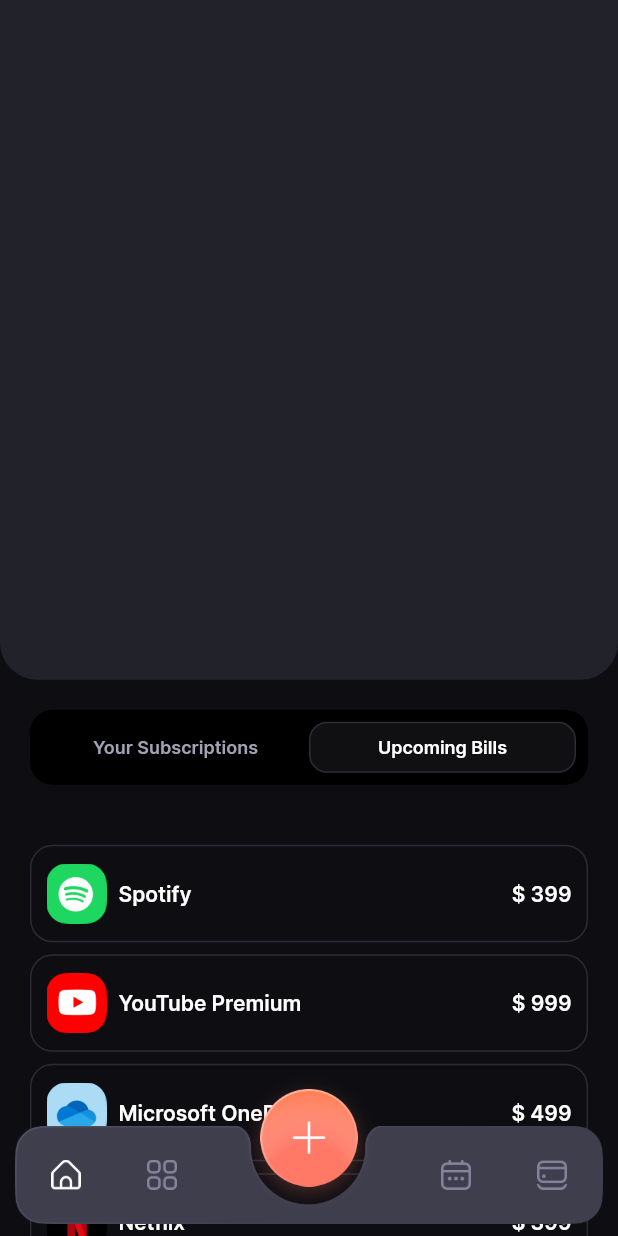
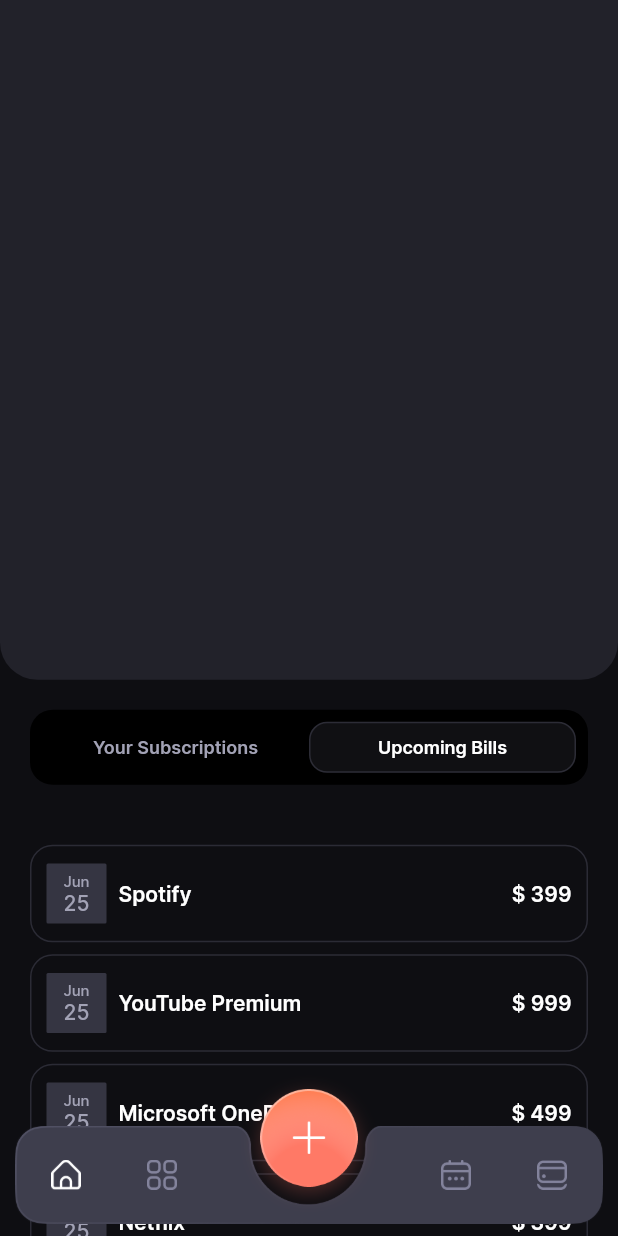
Before and after one commit to akanshujamwal/trackizer, a Flutter app: the screen it shows after launch, after a tap on "Your Subscriptions", on a phone screen of 412 x 824 dp. Run offline on Flutter 3.47's test engine with Material 3 defaults, Android fonts, the phone set to English and light mode, and no system bars.

Commit message:
Make Upcoming bil list

```diff
--- /dev/null
+++ b/lib/common_widgets/upcoming_bill_row.dart
@@ -0,0 +1,89 @@
+import 'package:flutter/material.dart';
+import 'package:trackizer/common/color_extension.dart';
+
+class UpcomingBillRow extends StatelessWidget {
+  final Map bObj;
+  final VoidCallback onPressed;
+
+  const UpcomingBillRow({
+    super.key,
+    required this.bObj,
+    required this.onPressed,
+  });
+
+  @override
+  Widget build(BuildContext context) {
+    return Padding(
+      padding: const EdgeInsets.only(bottom: 8.0),
+      child: InkWell(
+        borderRadius: BorderRadius.circular(16),
+        onTap: onPressed,
+        child: Container(
+          height: 65,
+          padding: EdgeInsets.all(10),
+          alignment: Alignment.center,
+          decoration: BoxDecoration(
+            border: Border.all(color: TColor.border.withOpacity(0.15)),
+
+            borderRadius: BorderRadius.circular(15),
+          ),
+          child: Row(
+            children: [
+              Container(
+                height: 40,
+                width: 40,
+                alignment: Alignment.center,
+                decoration: BoxDecoration(
+                  color: TColor.gray70,
+                  borderRadius: BorderRadius.circular(1),
+                ),
+                child: Column(
+                  crossAxisAlignment: CrossAxisAlignment.center,
+                  mainAxisAlignment: MainAxisAlignment.center,
+                  children: [
+                    Text(
+                      "Jun",
+                      style: TextStyle(
+                        color: TColor.gray30,
+                        fontSize: 10,
+                        fontWeight: FontWeight.w500,
+                      ),
+                    ),
+                    Text(
+                      "25",
+                      style: TextStyle(
+                        color: TColor.gray30,
+                        fontSize: 14,
+                        fontWeight: FontWeight.w500,
+                      ),
+                    ),
+                  ],
+                ),
+              ),
+              SizedBox(width: 8),
+              Expanded(
+                child: Text(
+                  bObj["name"],
+                  style: TextStyle(
+                    color: TColor.white,
+                    fontSize: 14,
+                    fontWeight: FontWeight.w600,
+                  ),
+                ),
+              ),
+              SizedBox(width: 8),
+              Text(
+                "\$ ${bObj["price"]}",
+                style: TextStyle(
+                  color: TColor.white,
+                  fontSize: 14,
+                  fontWeight: FontWeight.w600,
+                ),
+              ),
+            ],
+          ),
+        ),
+      ),
+    );
+  }
+}
--- a/lib/view/home/home_view.dart
+++ b/lib/view/home/home_view.dart
@@ -2,6 +2,7 @@
 import 'package:trackizer/common/color_extension.dart';
 import 'package:trackizer/common_widgets/segment_button.dart';
 import 'package:trackizer/common_widgets/subscription_home_row.dart';
+import 'package:trackizer/common_widgets/upcoming_bill_row.dart';
 
 class HomeView extends StatefulWidget {
   const HomeView({super.key});
@@ -89,7 +90,7 @@
                 ],
               ),
             ),
-
+            if(isSubscriptions)
             ListView.builder(
               padding: EdgeInsets.symmetric(horizontal: 20, vertical: 20),
               physics: NeverScrollableScrollPhysics(),
@@ -100,6 +101,17 @@
                 return SubscriptionHomeRow(sObj: sObj, onPressed: () {});
               },
             ),
+            if (!isSubscriptions)
+              ListView.builder(
+                padding: EdgeInsets.symmetric(horizontal: 20, vertical: 20),
+                physics: NeverScrollableScrollPhysics(),
+                shrinkWrap: true,
+                itemCount: subArr.length,
+                itemBuilder: (context, index) {
+                  var bObj = billArr[index] as Map? ?? {};
+                  return UpcomingBillRow(bObj: bObj, onPressed: () {});
+                },
+              ),
             SizedBox(width: 150),
           ],
         ),
```
